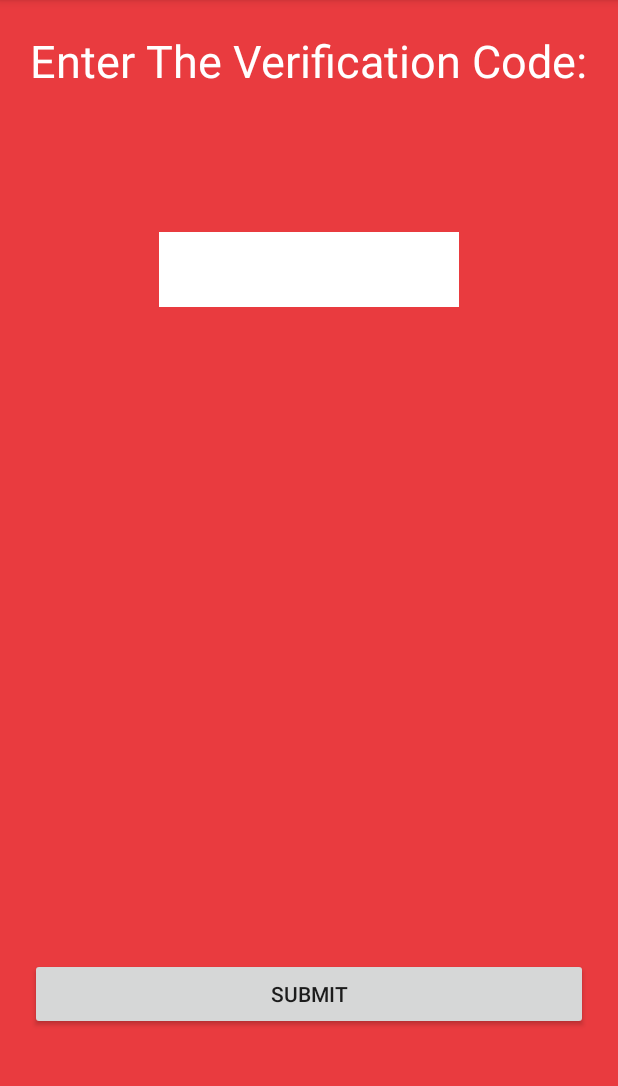
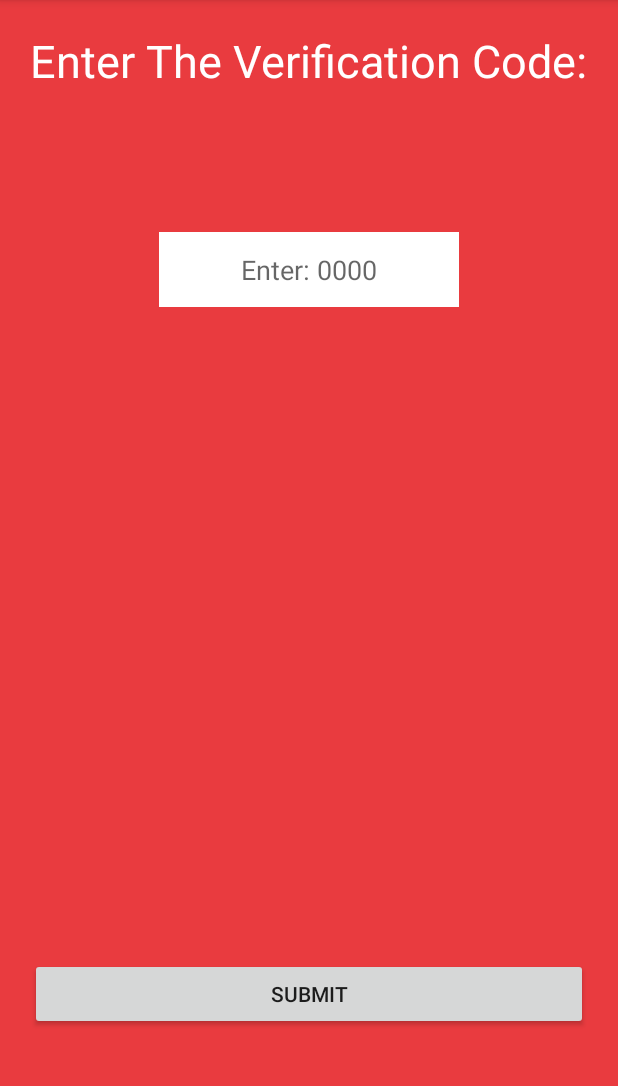
Before and after one commit to AsifShaafi/BloodDonate, an Android app: the VerificationCodeInput screen opened directly, with no data from a screen before it, on a phone screen of 412 x 824 dp, the part 84-1170 px from its top. Run offline under Robolectric (Android 15) with nearby library versions, the phone set to English and light mode, and no system bars.

Commit message:
phone number verification and search result modified

```diff
--- a/app/src/main/java/com/example/shaafi/blooddonate/SearchResultList.java
+++ b/app/src/main/java/com/example/shaafi/blooddonate/SearchResultList.java
@@ -36,7 +36,7 @@ public class SearchResultList extends AppCompatActivity {
         }
 
         listAdapter = new ListAdapter(this, R.layout.row_display);
-        ArrayAdapter<String> adapter = new ArrayAdapter<String>(this,android.R.layout.simple_list_item_1,getResources().getStringArray(R.array.phone_numbers));
+        ArrayAdapter<String> adapter = new ArrayAdapter<>(this, android.R.layout.simple_list_item_1, getResources().getStringArray(R.array.phone_numbers));
 
         listView = (ListView) findViewById(R.id.SearchlistView);
         listView.setAdapter(listAdapter);
@@ -64,7 +64,7 @@ public class SearchResultList extends AppCompatActivity {
                 uLastName = JO.getString("lastname");
                 uAge = JO.getString("age");
                 uBlood = JO.getString("blood_type");
-                uPhone = JO.getString("mobile_no");
+                uPhone = "**********";
                 uLocation = JO.getString("location");
                 uActive = JO.getString("active");
 //                uLocation = "location";
--- a/app/src/main/res/layout/activity_verification_input.xml
+++ b/app/src/main/res/layout/activity_verification_input.xml
@@ -3,43 +3,45 @@
                 xmlns:tools="http://schemas.android.com/tools"
                 android:layout_width="match_parent"
                 android:layout_height="match_parent"
+                android:padding="20dp"
                 android:paddingBottom="@dimen/activity_vertical_margin"
                 android:paddingLeft="@dimen/activity_horizontal_margin"
                 android:paddingRight="@dimen/activity_horizontal_margin"
                 android:paddingTop="@dimen/activity_vertical_margin"
-    tools:context=".VerificationCodeInput"
-    android:padding="20dp">
+                tools:context=".VerificationCodeInput">
 
     <TextView
+        android:id="@+id/textViewEnterPhone"
         android:layout_width="wrap_content"
         android:layout_height="wrap_content"
-        android:text="Enter The Verification Code:"
-        android:id="@+id/textViewEnterPhone"
-        android:layout_alignParentTop="true"
         android:layout_alignParentLeft="true"
         android:layout_alignParentStart="true"
-        android:textSize="30sp"
-        android:textColor="#fff"/>
+        android:layout_alignParentTop="true"
+        android:text="@string/enter_the_verification_code"
+        android:textColor="#fff"
+        android:textSize="30sp"/>
 
     <EditText
+        android:id="@+id/editTextVerify"
         android:layout_width="200dp"
         android:layout_height="50dp"
-        android:id="@+id/editTextVerify"
         android:layout_below="@+id/textViewEnterPhone"
         android:layout_centerHorizontal="true"
         android:layout_marginTop="94dp"
         android:background="#fff"
+        android:gravity="center"
+        android:hint="@string/enter_0000_hint"
         android:inputType="number"/>
 
     <Button
+        android:id="@+id/button3"
         android:layout_width="match_parent"
         android:layout_height="wrap_content"
-        android:text="submit"
-        android:id="@+id/button3"
         android:layout_alignParentBottom="true"
         android:layout_centerHorizontal="true"
         android:layout_marginBottom="61dp"
-        android:onClick="doneVerify"/>
+        android:onClick="doneVerify"
+        android:text="@string/submit"/>
 
 
 </RelativeLayout>
--- a/app/src/main/res/values/strings.xml
+++ b/app/src/main/res/values/strings.xml
@@ -23,6 +23,9 @@
     <string name="enter_first_name">Enter First Name</string>
     <string name="reenter_pass">Reenter Password</string>
     <string name="confirm_pass">Confirm Password:</string>
+    <string name="enter_the_verification_code">Enter The Verification Code:</string>
+    <string name="enter_0000_hint">Enter: 0000</string>
+    <string name="submit">submit</string>
 
 
     <!--blood groups array!-->
--- a/build.gradle
+++ b/build.gradle
@@ -5,7 +5,7 @@ buildscript {
         jcenter()
     }
     dependencies {
-        classpath 'com.android.tools.build:gradle:2.2.2'
+        classpath 'com.android.tools.build:gradle:2.3.3'
 
         // NOTE: Do not place your application dependencies here; they belong
         // in the individual module build.gradle files
```
Also changed, not shown: app/build.gradle (+4 -4 lines), app/src/main/java/com/example/shaafi/blooddonate/PhoneVerify.java (+9 -14 lines), gradle/wrapper/gradle-wrapper.properties. Lines whose indentation alone changed are shown as unchanged.
